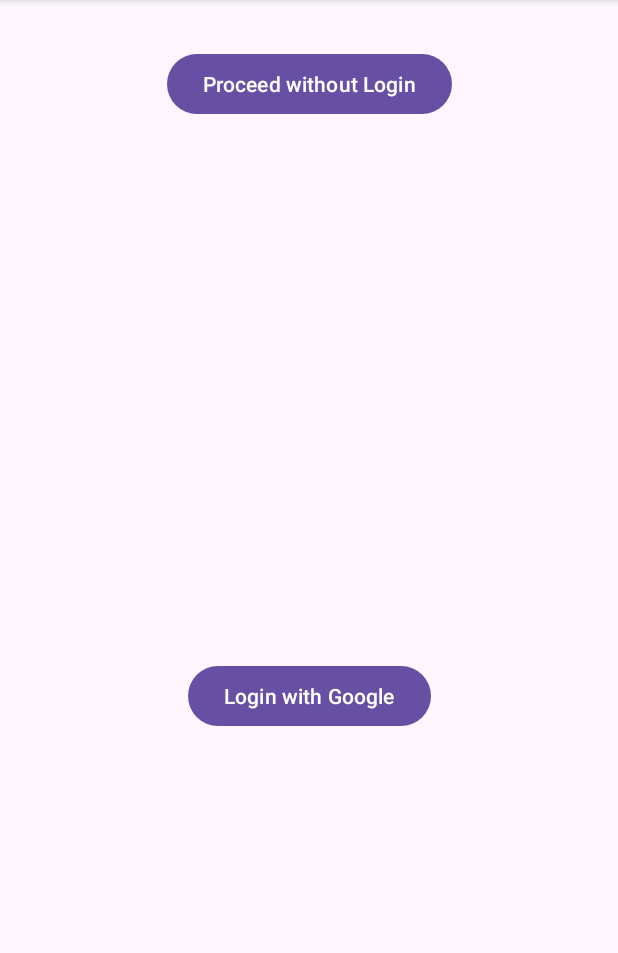
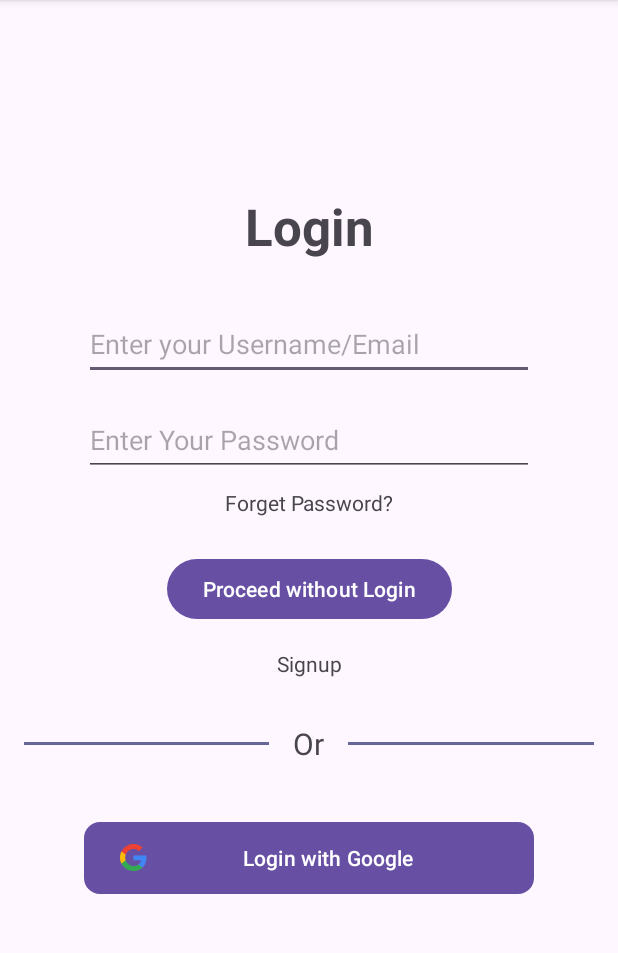
Before and after one commit to tlyrag/F23_3175_G10_WhataFridge, an Android app: the screen it shows after launch (LoginActivity), on a phone screen of 412 x 824 dp, the part 96-1049 px from its top. Run offline under Robolectric (Android 15) with nearby library versions, the phone set to English and light mode, and no system bars.

Commit message:
change login layout
Add input boxes asking userID, Passworkd.
Organized the design

```diff
--- /dev/null
+++ b/WhatAFridge/app/src/main/res/drawable/button_round.xml
@@ -0,0 +1,15 @@
+<?xml version="1.0" encoding="utf-8"?>
+<shape xmlns:android="http://schemas.android.com/apk/res/android"
+    android:padding="10dp"
+    android:shape="rectangle" >
+    <solid android:color="#FFFFFF" />
+    <stroke
+        android:width="1dp"
+        android:color="#929292"/>
+    <corners
+        android:bottomLeftRadius="10dp"
+        android:bottomRightRadius="10dp"
+        android:topLeftRadius="10dp"
+        android:topRightRadius="10dp" />
+
+</shape>
--- a/WhatAFridge/app/src/main/res/layout/activity_login.xml
+++ b/WhatAFridge/app/src/main/res/layout/activity_login.xml
@@ -6,24 +6,121 @@
     android:layout_height="match_parent"
     tools:context=".Views.LoginActivity">
 
-    <Button
-        android:id="@+id/btnLoginWithGoogle"
+    <TextView
+        android:id="@+id/txtViewLogin"
         android:layout_width="wrap_content"
         android:layout_height="wrap_content"
-        android:layout_marginTop="87dp"
-        android:text="@string/txtLoginWithGoogle"
-        app:layout_constraintBottom_toBottomOf="parent"
+        android:layout_marginTop="128dp"
+        android:text="@string/txtLogin"
+        android:textSize="34sp"
+        android:textStyle="bold"
+        app:layout_constraintEnd_toEndOf="parent"
+        app:layout_constraintStart_toStartOf="parent"
+        app:layout_constraintTop_toTopOf="parent" />
+
+    <EditText
+        android:id="@+id/editTextUserId"
+        android:layout_width="300dp"
+        android:layout_height="48dp"
+        android:layout_marginTop="32dp"
+        android:ems="10"
+        android:hint="@string/txtLoingIdHint"
+        android:inputType="text"
+        app:layout_constraintEnd_toEndOf="parent"
+        app:layout_constraintStart_toStartOf="parent"
+        app:layout_constraintTop_toBottomOf="@+id/txtViewLogin" />
+
+    <EditText
+        android:id="@+id/editTextPassword"
+        android:layout_width="300dp"
+        android:layout_height="48dp"
+        android:layout_marginTop="16dp"
+        android:ems="10"
+        android:hint="@string/txtPasswordHint"
+        android:inputType="textPassword"
+        app:layout_constraintEnd_toEndOf="parent"
+        app:layout_constraintStart_toStartOf="parent"
+        app:layout_constraintTop_toBottomOf="@+id/editTextUserId" />
+
+    <TextView
+        android:id="@+id/txtViewForgetPassword"
+        android:layout_width="wrap_content"
+        android:layout_height="wrap_content"
+        android:layout_marginTop="8dp"
+        android:text="@string/txtForgetPassword"
+        app:layout_constraintEnd_toEndOf="parent"
+        app:layout_constraintStart_toStartOf="parent"
+        app:layout_constraintTop_toBottomOf="@+id/editTextPassword" />
+
+    <Button
+        android:id="@+id/btnLoginWithoutGoogle"
+        android:layout_width="wrap_content"
+        android:layout_height="wrap_content"
+        android:layout_marginTop="24dp"
+        android:text="@string/btnLoginWithougGoogle"
+        app:layout_constraintEnd_toEndOf="parent"
+        app:layout_constraintStart_toStartOf="parent"
+        app:layout_constraintTop_toBottomOf="@+id/txtViewForgetPassword" />
+
+    <TextView
+        android:id="@+id/txtViewSignUp"
+        android:layout_width="wrap_content"
+        android:layout_height="wrap_content"
+        android:layout_marginTop="16dp"
+        android:text="@string/txtSignUp"
         app:layout_constraintEnd_toEndOf="parent"
         app:layout_constraintStart_toStartOf="parent"
         app:layout_constraintTop_toBottomOf="@+id/btnLoginWithoutGoogle" />
 
     <Button
-        android:id="@+id/btnLoginWithoutGoogle"
-        android:layout_width="wrap_content"
+        android:id="@+id/btnLoginWithGoogle"
+        android:layout_width="300dp"
         android:layout_height="wrap_content"
         android:layout_marginTop="32dp"
-        android:text="@string/btnLoginWithougGoogle"
+        android:background="@drawable/button_round"
+        android:drawableLeft="@drawable/googleg_standard_color_18"
+        android:text="@string/txtLoginWithGoogle"
         app:layout_constraintEnd_toEndOf="parent"
         app:layout_constraintStart_toStartOf="parent"
-        app:layout_constraintTop_toTopOf="parent" />
+        app:layout_constraintTop_toBottomOf="@+id/linearLayout" />
+
+
+    <LinearLayout
+        android:id="@+id/linearLayout"
+        android:layout_width="match_parent"
+        android:layout_height="40dp"
+        android:layout_marginStart="16dp"
+        android:layout_marginTop="24dp"
+        android:layout_marginEnd="16dp"
+        android:gravity="center_vertical"
+        android:orientation="horizontal"
+        app:layout_constraintEnd_toEndOf="parent"
+        app:layout_constraintHorizontal_bias="0.0"
+        app:layout_constraintStart_toStartOf="parent"
+        app:layout_constraintTop_toBottomOf="@+id/txtViewSignUp">
+
+        <View
+            android:id="@+id/viewLineLeft"
+            android:layout_width="100dp"
+            android:layout_height="2dp"
+            android:layout_weight="2"
+            android:background="#666699" />
+
+        <TextView
+            android:id="@+id/txtViewOr"
+            android:layout_width="wrap_content"
+            android:layout_height="wrap_content"
+            android:layout_weight="1"
+            android:text="@string/txtOr"
+            android:textAlignment="center"
+            android:textSize="20sp" />
+
+        <View
+            android:id="@+id/viewLineRight"
+            android:layout_width="100dp"
+            android:layout_height="2dp"
+            android:layout_weight="2"
+            android:background="#666699" />
+    </LinearLayout>
+
 </androidx.constraintlayout.widget.ConstraintLayout>
--- a/WhatAFridge/app/src/main/res/values/strings.xml
+++ b/WhatAFridge/app/src/main/res/values/strings.xml
@@ -13,4 +13,10 @@
     <string name="btnLoginWithougGoogle">Proceed without Login</string>
     <string name="textViewIngredientsTitle">Ingredients\n</string>
     <string name="txtRecipeDetailPreparation">How to Prepare</string>
+    <string name="txtOr">Or</string>
+    <string name="txtLogin">Login</string>
+    <string name="txtLoingIdHint">Enter your Username/Email</string>
+    <string name="txtPasswordHint">Enter Your Password</string>
+    <string name="txtForgetPassword">Forget Password?</string>
+    <string name="txtSignUp">Signup</string>
 </resources>
```
